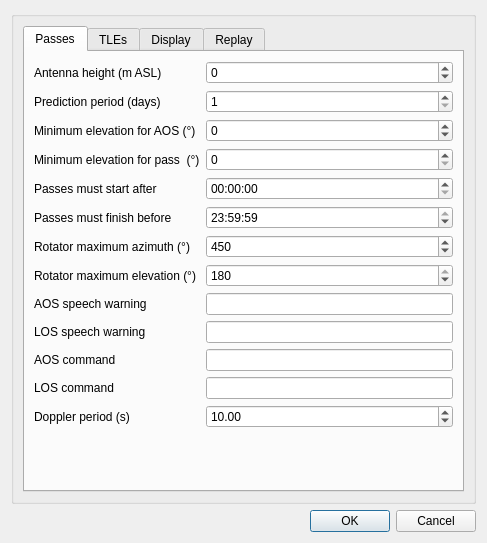
f4exb/sdrangel, file plugins/feature/satellitetracker/satellitetrackersettingsdialog.ui: the form before one commit.
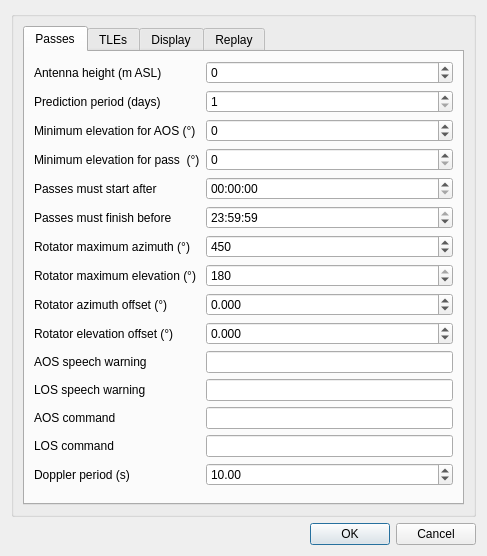
The form after the commit.

Commit message: Fix doppler correction for #1682. Add Az/El offset setting.

Diff of the .ui file:
```diff
--- a/plugins/feature/satellitetracker/satellitetrackersettingsdialog.ui
+++ b/plugins/feature/satellitetracker/satellitetrackersettingsdialog.ui
@@ -179,70 +179,70 @@
             </property>
            </widget>
           </item>
-          <item row="8" column="0">
+          <item row="10" column="0">
            <widget class="QLabel" name="aosSpeechLabel">
             <property name="text">
              <string>AOS speech warning</string>
             </property>
            </widget>
           </item>
-          <item row="8" column="1">
+          <item row="10" column="1">
            <widget class="QLineEdit" name="aosSpeech">
             <property name="toolTip">
              <string>Text to say when a satellite signal is acquired</string>
             </property>
            </widget>
           </item>
-          <item row="9" column="0">
+          <item row="11" column="0">
            <widget class="QLabel" name="losSpeechLabel">
             <property name="text">
              <string>LOS speech warning</string>
             </property>
            </widget>
           </item>
-          <item row="9" column="1">
+          <item row="11" column="1">
            <widget class="QLineEdit" name="losSpeech">
             <property name="toolTip">
              <string>Text to say when a satellite signal is lost</string>
             </property>
            </widget>
           </item>
-          <item row="10" column="0">
+          <item row="12" column="0">
            <widget class="QLabel" name="aosCommandLabel">
             <property name="text">
              <string>AOS command</string>
             </property>
            </widget>
           </item>
-          <item row="10" column="1">
+          <item row="12" column="1">
            <widget class="QLineEdit" name="aosCommand">
             <property name="toolTip">
              <string>Program / script to execute on AOS</string>
             </property>
            </widget>
           </item>
-          <item row="11" column="0">
+          <item row="13" column="0">
            <widget class="QLabel" name="losCommandLabel">
             <property name="text">
              <string>LOS command</string>
             </property>
            </widget>
           </item>
-          <item row="11" column="1">
+          <item row="13" column="1">
            <widget class="QLineEdit" name="losCommand">
             <property name="toolTip">
              <string>Program / script to execute on LOS</string>
             </property>
            </widget>
           </item>
-          <item row="12" column="0">
+          <item row="14" column="0">
            <widget class="QLabel" name="dopplerPeriodLabel">
             <property name="text">
              <string>Doppler period (s)</string>
             </property>
            </widget>
           </item>
-          <item row="12" column="1">
+          <item row="14" column="1">
            <widget class="QDoubleSpinBox" name="dopplerPeriod">
             <property name="toolTip">
              <string>Enter the time in seconds between each Doppler correction</string>
@@ -258,7 +258,7 @@
             </property>
            </widget>
           </item>
-          <item row="13" column="0">
+          <item row="15" column="0">
            <spacer name="verticalSpacer">
             <property name="orientation">
              <enum>Qt::Vertical</enum>
@@ -278,6 +278,52 @@
             </property>
            </widget>
           </item>
+          <item row="8" column="1">
+           <widget class="QDoubleSpinBox" name="azimuthOffset">
+            <property name="toolTip">
+             <string>Azimuth offset to add to target azimuth sent to rotator controller in degrees</string>
+            </property>
+            <property name="decimals">
+             <number>3</number>
+            </property>
+            <property name="minimum">
+             <double>-360.000000000000000</double>
+            </property>
+            <property name="maximum">
+             <double>360.000000000000000</double>
+            </property>
+           </widget>
+          </item>
+          <item row="9" column="1">
+           <widget class="QDoubleSpinBox" name="elevationOffset">
+            <property name="toolTip">
+             <string>Elevation offset added to target elevation send to rotator controller in degrees</string>
+            </property>
+            <property name="decimals">
+             <number>3</number>
+            </property>
+            <property name="minimum">
+             <double>-180.000000000000000</double>
+            </property>
+            <property name="maximum">
+             <double>180.000000000000000</double>
+            </property>
+           </widget>
+          </item>
+          <item row="8" column="0">
+           <widget class="QLabel" name="azimuthOffsetLabel">
+            <property name="text">
+             <string>Rotator azimuth offset (°)</string>
+            </property>
+           </widget>
+          </item>
+          <item row="9" column="0">
+           <widget class="QLabel" name="elevationOffsetLabel">
+            <property name="text">
+             <string>Rotator elevation offset (°)</string>
+            </property>
+           </widget>
+          </item>
          </layout>
         </widget>
         <widget class="QWidget" name="tleTab">
```
The commit also changes 10 other files.
